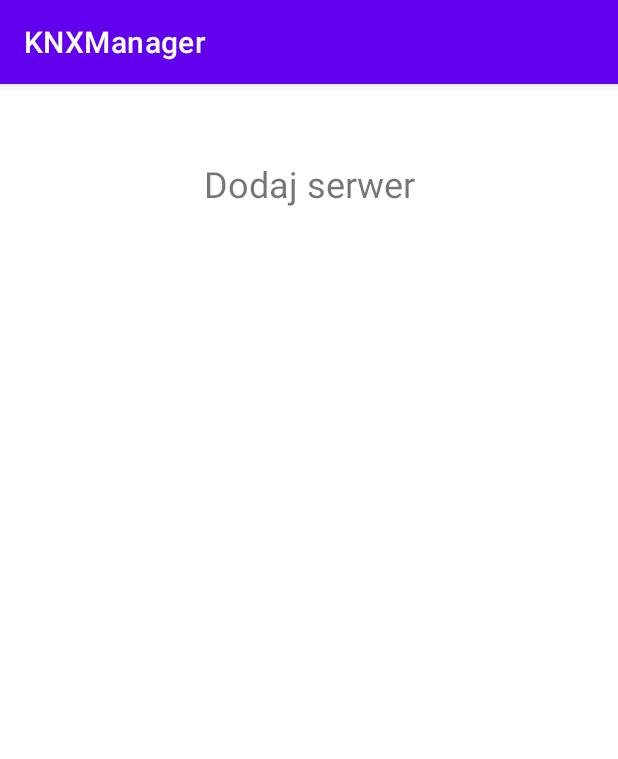
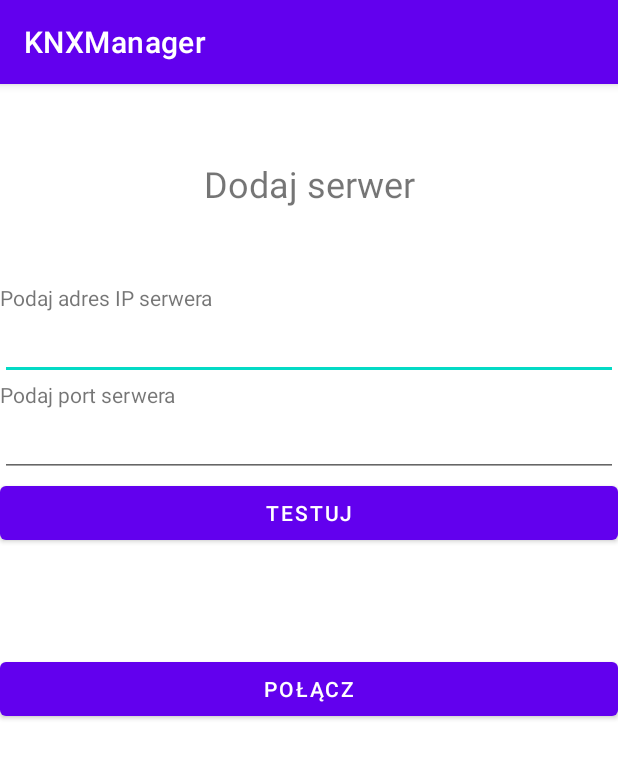
Before and after one commit to matik251/KnxManager_And, an Android app: the screen it shows after launch (ConnectServer), on a phone screen of 412 x 824 dp. Shown: the top 759 px of the screen. Run offline under Robolectric (Android 15) with nearby library versions, the phone set to English and light mode, and no system bars.

Commit message:
Get KNXHome

```diff
--- a/KNXManager/app/src/main/AndroidManifest.xml
+++ b/KNXManager/app/src/main/AndroidManifest.xml
@@ -1,6 +1,8 @@
 <?xml version="1.0" encoding="utf-8"?>
 <manifest xmlns:android="http://schemas.android.com/apk/res/android"
     package="com.example.knxmanager">
+
+    <uses-permission android:name="android.permission.INTERNET"/>
 
     <application
         android:allowBackup="true"
--- a/KNXManager/app/src/main/res/layout/connect_server.xml
+++ b/KNXManager/app/src/main/res/layout/connect_server.xml
@@ -20,12 +20,63 @@
             android:id="@+id/textView4"
             android:layout_width="match_parent"
             android:layout_height="wrap_content"
-            android:text="Dodaj serwer"
+            android:text="@string/label_connect_server"
             android:textAlignment="center"
             android:textSize="24sp" />
 
         <Space
             android:layout_width="match_parent"
             android:layout_height="50dp" />
+
+        <TextView
+            android:id="@+id/textView5"
+            android:layout_width="match_parent"
+            android:layout_height="wrap_content"
+            android:text="@string/label_server_ip" />
+
+        <EditText
+            android:id="@+id/editTextTextServerIp"
+            android:layout_width="match_parent"
+            android:layout_height="wrap_content"
+            android:autofillHints="@string/tb_server_ip_hint"
+            android:ems="10"
+            android:inputType="textPersonName" />
+
+        <TextView
+            android:id="@+id/textView6"
+            android:layout_width="match_parent"
+            android:layout_height="wrap_content"
+            android:text="@string/label_server_port" />
+
+        <EditText
+            android:id="@+id/editTextTextServerPort"
+            android:layout_width="match_parent"
+            android:layout_height="wrap_content"
+            android:autofillHints="@string/tb_server_port_hint"
+            android:ems="10"
+            android:inputType="textPersonName" />
+
+        <Button
+            android:id="@+id/button2"
+            android:layout_width="match_parent"
+            android:layout_height="wrap_content"
+            android:onClick="testServerConnection"
+            android:text="@string/btn_test_connection" />
+
+        <TextView
+            android:id="@+id/textView3Response"
+            android:layout_width="match_parent"
+            android:layout_height="wrap_content" />
+
+        <Space
+            android:layout_width="match_parent"
+            android:layout_height="50dp" />
+
+        <Button
+            android:id="@+id/button"
+            android:layout_width="match_parent"
+            android:layout_height="wrap_content"
+            android:text="@string/btn_connect" />
+
     </LinearLayout>
 </androidx.constraintlayout.widget.ConstraintLayout>
--- a/KNXManager/app/src/main/res/values/strings.xml
+++ b/KNXManager/app/src/main/res/values/strings.xml
@@ -5,4 +5,16 @@
     <string name="button_connect_server">Połącz z serwerem</string>
     <string name="button_processes_view">Procesy</string>
     <string name="button_data_view">Dane</string>
+    <!--Add server view -->
+    <string name="label_connect_server">Dodaj serwer</string>
+    <string name="label_server_ip">Podaj adres IP serwera</string>
+    <string name="tb_server_ip_hint">Serwer ip address</string>
+    <string name="label_server_port">Podaj port serwera</string>
+    <string name="tb_server_port_hint">Serwer port</string>
+
+    <string name="btn_test_connection">Testuj</string>
+    <string name="btn_connect">Połącz</string>
+
+    <!--Processes view -->
+    <!--Data view -->
 </resources>
--- a/KNXManager/build.gradle
+++ b/KNXManager/build.gradle
@@ -6,8 +6,10 @@ buildscript {
         jcenter()
     }
     dependencies {
-        classpath "com.android.tools.build:gradle:4.1.0"
+        classpath 'com.android.tools.build:gradle:4.1.1'
         classpath "org.jetbrains.kotlin:kotlin-gradle-plugin:$kotlin_version"
+
+
 
         // NOTE: Do not place your application dependencies here; they belong
         // in the individual module build.gradle files
```
Also changed, not shown: KNXManager/app/build.gradle (+9 -0 lines), KNXManager/app/src/main/java/com/example/knxmanager/ConnectServer.kt (+68 -0 lines), KNXManager/app/src/main/java/com/example/knxmanager/ServiceChecker.kt (added, +72 -0 lines).
